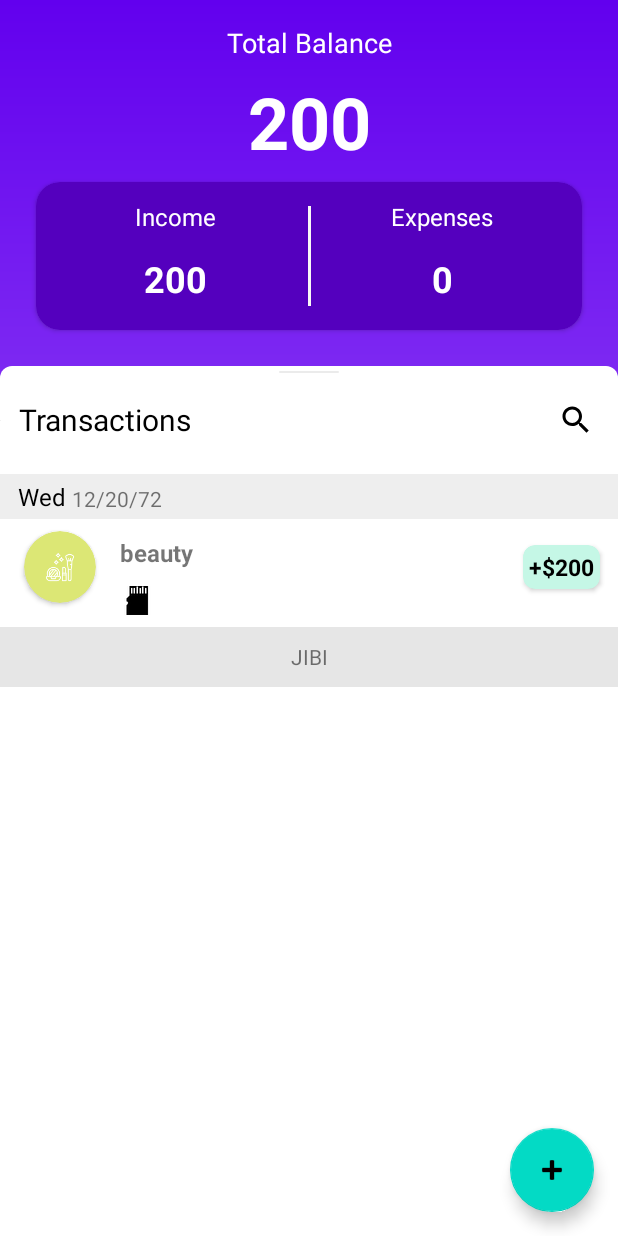
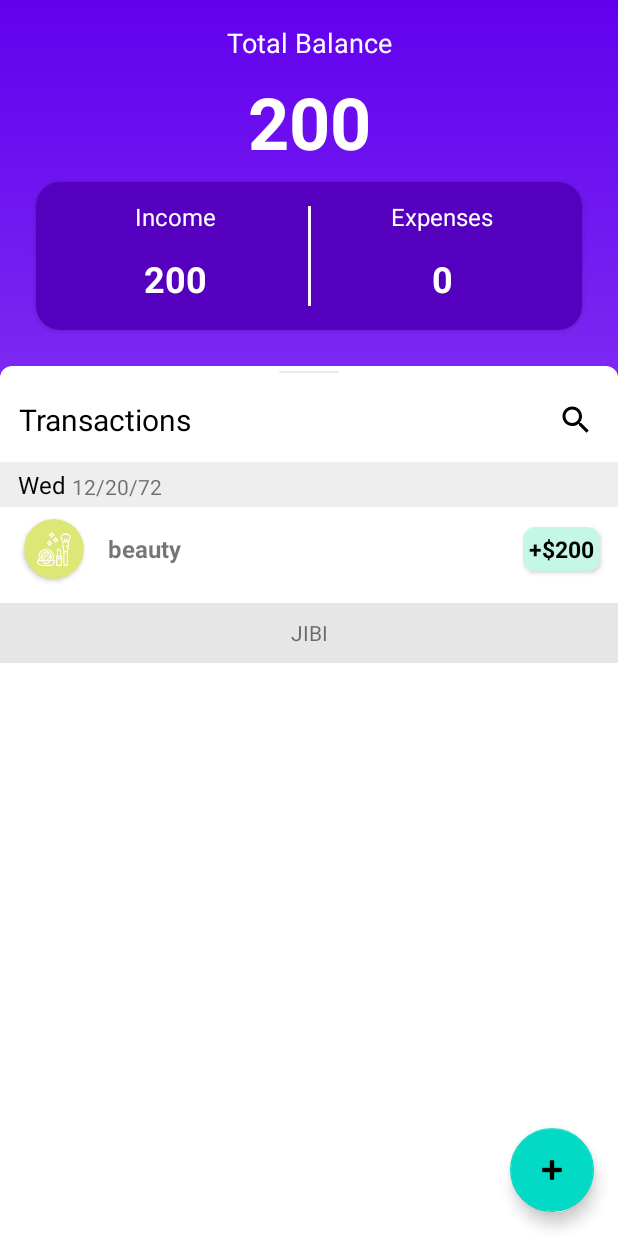
Before and after one commit to mahdi-hosseinnion/Jibam, an Android app: the screen it shows after launch (MainActivity), after a tap on an icon or button, on a phone screen of 412 x 824 dp. Run offline under Robolectric (Android 15) with nearby library versions, the phone set to English and light mode, and no system bars; our stand-ins replace Dagger/Hilt's generated code, Room's generated code, navigation-ui; libraries missing offline, so code that uses them is left out: com.afollestad.materialdialogs; pictures from the network do not load.

Commit message:
make item more beautiful

```diff
--- a/app/src/main/res/layout/layout_transacion_header.xml
+++ b/app/src/main/res/layout/layout_transacion_header.xml
@@ -11,8 +11,6 @@
     android:paddingTop="4dp"
     android:paddingRight="8dp"
     android:paddingBottom="4dp"
-    android:layout_marginTop="8dp"
-
     >
     <!--    android:background="@drawable/transaction_header_bg"-->
     <!--    card_view:background="@drawable/transaction_header_bg"-->
--- a/app/src/main/res/layout/layout_transaction_list_item.xml
+++ b/app/src/main/res/layout/layout_transaction_list_item.xml
@@ -5,15 +5,15 @@
     xmlns:tools="http://schemas.android.com/tools"
     android:id="@+id/root_transaction_item"
     android:layout_width="match_parent"
-    android:layout_height="64dp"
+    android:layout_height="56dp"
     android:paddingLeft="8dp"
     android:paddingRight="8dp">
 
 
     <androidx.cardview.widget.CardView
         android:id="@+id/cardView"
-        android:layout_width="48dp"
-        android:layout_height="48dp"
+        android:layout_width="40dp"
+        android:layout_height="40dp"
         android:layout_gravity="center"
         android:layout_marginStart="8dp"
         android:layout_marginTop="8dp"
@@ -26,14 +26,14 @@
         app:layout_constraintStart_toStartOf="parent"
         app:layout_constraintTop_toTopOf="parent"
         card_view:cardBackgroundColor="#D297EA"
-        card_view:cardCornerRadius="24dp">
+        card_view:cardCornerRadius="20dp">
 
         <ImageView
             android:id="@+id/category_image"
             android:layout_width="match_parent"
             android:layout_height="match_parent"
             android:layout_gravity="center"
-            android:padding="14dp"
+            android:padding="8dp"
             android:scaleType="center" />
         <!--        best size 24-->
         <!--            tools:srcCompat="@drawable/ic_cat_travel"/>-->
@@ -57,29 +57,35 @@
             android:layout_width="match_parent"
             android:layout_height="0dp"
             android:layout_gravity="center"
+            android:layout_marginTop="8dp"
+            android:layout_marginBottom="8dp"
             android:layout_weight="70"
             android:gravity="center|start"
             android:padding="4dp"
+            android:paddingTop="8dp"
             android:textSize="16dp"
+
             android:textStyle="bold"
             tools:text="Food" />
 
-        <TextView
-            android:id="@+id/card"
-            android:layout_width="match_parent"
-            android:layout_height="0dp"
-            android:layout_gravity="center"
-            android:layout_weight="30"
-            android:gravity="center|start"
-            android:padding="4dp"
-            android:textStyle="normal"
-            app:drawableStartCompat="@android:drawable/stat_notify_sdcard"
-            app:drawableTint="@color/black"
-            app:layout_constraintBottom_toBottomOf="parent"
-            app:layout_constraintEnd_toStartOf="@+id/price"
-            app:layout_constraintStart_toEndOf="@+id/cardView"
-            app:layout_constraintTop_toBottomOf="@+id/cardView"
-            tools:text="Card" />
+        <!--        <TextView-->
+        <!--            android:id="@+id/card"-->
+        <!--            android:layout_width="match_parent"-->
+        <!--            android:layout_height="0dp"-->
+        <!--            android:layout_gravity="center"-->
+        <!--            android:layout_weight="30"-->
+        <!--            android:gravity="center|start"-->
+        <!--            android:padding="4dp"-->
+        <!--            android:textSize="12dp"-->
+        <!--            android:paddingBottom="8dp"-->
+        <!--            android:textStyle="normal"-->
+        <!--            app:drawableStartCompat="@android:drawable/stat_notify_sdcard"-->
+        <!--            app:drawableTint="@color/black"-->
+        <!--            app:layout_constraintBottom_toBottomOf="parent"-->
+        <!--            app:layout_constraintEnd_toStartOf="@+id/price"-->
+        <!--            app:layout_constraintStart_toEndOf="@+id/cardView"-->
+        <!--            app:layout_constraintTop_toBottomOf="@+id/cardView"-->
+        <!--            tools:text="Card" />-->
 
     </LinearLayout>
 
@@ -89,9 +95,9 @@
         android:layout_height="wrap_content"
         android:layout_margin="4dp"
         android:layout_marginStart="4dp"
-        android:layout_marginTop="4dp"
+        android:layout_marginTop="8dp"
         android:layout_marginEnd="4dp"
-        android:layout_marginBottom="4dp"
+        android:layout_marginBottom="8dp"
         android:foregroundGravity="center"
         android:padding="4dp"
         app:layout_constraintBottom_toBottomOf="parent"
```
